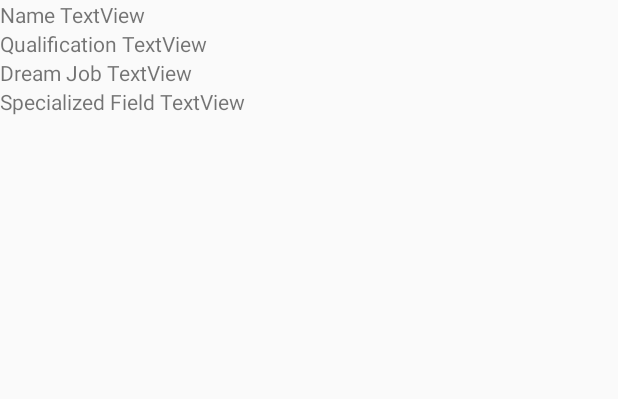
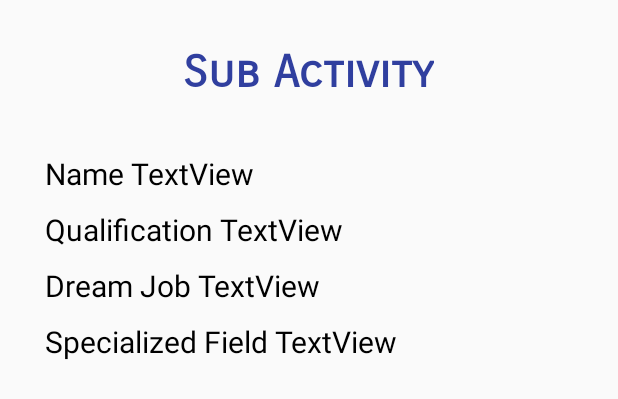
Before and after one commit to mirsakiyev/COMP-304, an Android app: the layout activity_sub.xml on its own in the app's theme, with its tools: preview values and no code run, on a phone screen of 412 x 824 dp. Shown: the top 399 px of the screen. Run offline under Robolectric (Android 15) with nearby library versions, the phone set to English and light mode, and no system bars.

Commit message:
Assignment1- Task2 - Final design changes

```diff
--- a/AslanMirsakiyev_COMP304_Task2/app/src/main/res/layout/activity_sub.xml
+++ b/AslanMirsakiyev_COMP304_Task2/app/src/main/res/layout/activity_sub.xml
@@ -9,27 +9,54 @@
 
 
     <TextView
+        android:layout_width="wrap_content"
+        android:layout_height="wrap_content"
+        android:text="Sub Activity"
+        android:layout_marginTop="30dp"
+        android:layout_gravity="center"
+        android:fontFamily="sans-serif-smallcaps"
+        android:textStyle="bold"
+        android:textColor="@color/colorPrimaryDark"
+        android:textSize="30dp"/>
+
+    <TextView
         android:id="@+id/nameTextView"
         android:layout_width="wrap_content"
         android:layout_height="wrap_content"
+        android:layout_marginTop="35dp"
+        android:layout_marginLeft="30dp"
+        android:textColor="@android:color/black"
+        android:textSize="20dp"
         android:text="Name TextView"/>
 
     <TextView
         android:id="@+id/qualificationTextView"
         android:layout_width="wrap_content"
         android:layout_height="wrap_content"
+        android:layout_marginTop="10dp"
+        android:layout_marginLeft="30dp"
+        android:textColor="@android:color/black"
+        android:textSize="20dp"
         android:text="Qualification TextView"/>
 
     <TextView
         android:id="@+id/dreamjobTextView"
         android:layout_width="wrap_content"
         android:layout_height="wrap_content"
+        android:layout_marginTop="10dp"
+        android:layout_marginLeft="30dp"
+        android:textColor="@android:color/black"
+        android:textSize="20dp"
         android:text="Dream Job TextView"/>
 
     <TextView
         android:id="@+id/specfieldTextView"
         android:layout_width="wrap_content"
         android:layout_height="wrap_content"
+        android:layout_marginTop="10dp"
+        android:layout_marginLeft="30dp"
+        android:textColor="@android:color/black"
+        android:textSize="20dp"
         android:text="Specialized Field TextView"/>
 
 </LinearLayout>
```
Also changed, not shown: AslanMirsakiyev_COMP304_Task2/app/src/main/res/layout/activity_main.xml (+18 -1 lines).
